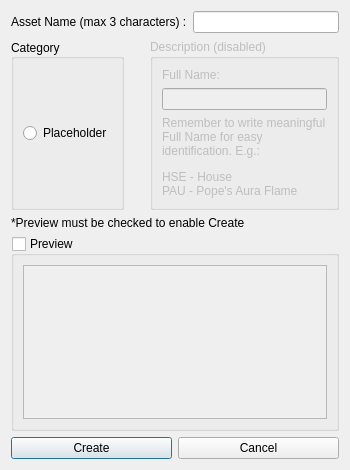
First picture: the form in ui/window/asset.ui, repository hueyyeng/AssetsBrowser, before the edit.
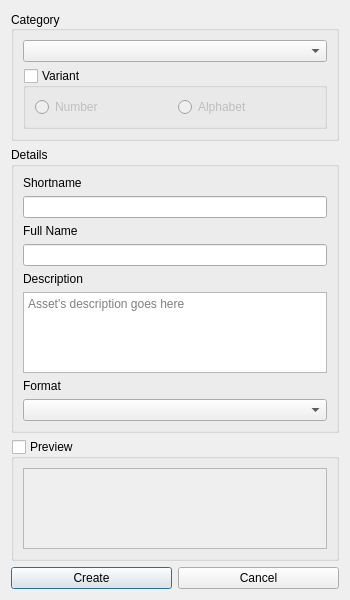
Second picture: the form after the edit.

Commit message:
AB-8: Update Asset dialog and UI
* Regenerate ui files with PyQt5

```diff
--- a/ui/window/asset.ui
+++ b/ui/window/asset.ui
@@ -7,7 +7,7 @@
     <x>0</x>
     <y>0</y>
     <width>350</width>
-    <height>470</height>
+    <height>600</height>
    </rect>
   </property>
   <property name="sizePolicy">
@@ -19,13 +19,13 @@
   <property name="minimumSize">
    <size>
     <width>350</width>
-    <height>470</height>
+    <height>600</height>
    </size>
   </property>
   <property name="maximumSize">
    <size>
-    <width>350</width>
-    <height>470</height>
+    <width>500</width>
+    <height>750</height>
    </size>
   </property>
   <property name="focusPolicy">
@@ -39,33 +39,7 @@
   </property>
   <layout class="QVBoxLayout" name="layoutVtlDialog">
    <item>
-    <layout class="QHBoxLayout" name="layoutHznAsset">
-     <item>
-      <widget class="QLabel" name="assetLabel">
-       <property name="text">
-        <string>Asset Name (max 3 characters) :</string>
-       </property>
-      </widget>
-     </item>
-     <item>
-      <widget class="QLineEdit" name="assetLineEdit">
-       <property name="toolTip">
-        <string>Alphanumeric only</string>
-       </property>
-       <property name="maxLength">
-        <number>3</number>
-       </property>
-       <property name="alignment">
-        <set>Qt::AlignCenter</set>
-       </property>
-      </widget>
-     </item>
-    </layout>
-   </item>
-   <item>
-    <layout class="QHBoxLayout" name="layoutHznCatDesc">
-     <item>
-      <widget class="QGroupBox" name="catGroup">
+    <widget class="QGroupBox" name="categoryGroup">
        <property name="font">
         <font>
          <weight>50</weight>
@@ -86,82 +60,101 @@
        </property>
        <layout class="QVBoxLayout" name="layoutVtlCat">
         <item>
-         <widget class="QRadioButton" name="catPlaceholder">
+       <widget class="QComboBox" name="categoryComboBox"/>
+      </item>
+      <item>
+       <widget class="QGroupBox" name="variantGroupBox">
+        <property name="title">
+         <string>Variant</string>
+        </property>
+        <property name="checkable">
+         <bool>true</bool>
+        </property>
+        <property name="checked">
+         <bool>false</bool>
+        </property>
+        <layout class="QHBoxLayout" name="horizontalLayout">
+         <item>
+          <widget class="QRadioButton" name="variantRadioNumber">
           <property name="text">
-           <string>Placeholder</string>
-          </property>
-          <attribute name="buttonGroup">
-           <string notr="true">catBtnGroup</string>
-          </attribute>
-         </widget>
-        </item>
+            <string>Number</string>
+           </property>
+          </widget>
+         </item>
+         <item>
+          <widget class="QRadioButton" name="variantRadioAlphabet">
+           <property name="text">
+            <string>Alphabet</string>
+           </property>
+          </widget>
+         </item>
        </layout>
       </widget>
      </item>
-     <item>
-      <spacer name="spacerVertical">
-       <property name="orientation">
-        <enum>Qt::Vertical</enum>
-       </property>
-       <property name="sizeType">
-        <enum>QSizePolicy::Preferred</enum>
-       </property>
-       <property name="sizeHint" stdset="0">
-        <size>
-         <width>20</width>
-         <height>40</height>
-        </size>
-       </property>
-      </spacer>
+     </layout>
+    </widget>
      </item>
      <item>
-      <widget class="QGroupBox" name="descGroup">
+    <widget class="QGroupBox" name="detailsGroup">
        <property name="enabled">
-        <bool>false</bool>
-       </property>
-       <property name="title">
-        <string>Description (disabled)</string>
-       </property>
-       <layout class="QVBoxLayout" name="layoutVtlDesc">
-        <item>
-         <widget class="QLabel" name="descName">
-          <property name="text">
-           <string>Full Name:</string>
-          </property>
-         </widget>
-        </item>
-        <item>
-         <widget class="QLineEdit" name="descNameLineEdit"/>
-        </item>
-        <item>
-         <widget class="QLabel" name="descHint">
-          <property name="text">
-           <string>&lt;html&gt;&lt;head/&gt;&lt;body&gt;&lt;p&gt;Remember to write meaningful Full Name for easy identification. E.g.:&lt;/p&gt;&lt;p&gt;HSE - House&lt;br/&gt;PAU - Pope's Aura Flame&lt;/p&gt;&lt;/body&gt;&lt;/html&gt;</string>
-          </property>
-          <property name="textFormat">
-           <enum>Qt::AutoText</enum>
-          </property>
-          <property name="scaledContents">
-           <bool>false</bool>
-          </property>
-          <property name="wordWrap">
            <bool>true</bool>
           </property>
-         </widget>
-        </item>
-       </layout>
-       <zorder>descNameLineEdit</zorder>
-       <zorder>descName</zorder>
-       <zorder>descHint</zorder>
-      </widget>
-     </item>
-    </layout>
+     <property name="title">
+      <string>Details</string>
+     </property>
+     <layout class="QVBoxLayout" name="verticalLayout_2">
+      <item>
+       <widget class="QLabel" name="shortNameLabel">
+        <property name="text">
+         <string>Shortname</string>
+        </property>
+       </widget>
+      </item>
+      <item>
+       <widget class="QLineEdit" name="shortNameLineEdit">
+        <property name="toolTip">
+         <string>Alphanumeric only</string>
+        </property>
+        <property name="maxLength">
+         <number>3</number>
+        </property>
+       </widget>
+      </item>
+      <item>
+       <widget class="QLabel" name="nameLabel">
+        <property name="text">
+         <string>Full Name</string>
+        </property>
+       </widget>
    </item>
    <item>
-    <widget class="QLabel" name="previewLabel">
+       <widget class="QLineEdit" name="nameLineEdit"/>
+      </item>
+      <item>
+       <widget class="QLabel" name="descLabel">
      <property name="text">
-      <string>*Preview must be checked to enable Create</string>
-     </property>
+         <string>Description</string>
+        </property>
+       </widget>
+      </item>
+      <item>
+       <widget class="QPlainTextEdit" name="descTextEdit">
+        <property name="placeholderText">
+         <string>Asset's description goes here</string>
+        </property>
+       </widget>
+      </item>
+      <item>
+       <widget class="QLabel" name="formatLabel">
+        <property name="text">
+         <string>Format</string>
+        </property>
+       </widget>
+      </item>
+      <item>
+       <widget class="QComboBox" name="formatComboBox"/>
+      </item>
+     </layout>
     </widget>
    </item>
    <item>
@@ -169,6 +162,9 @@
      <property name="title">
       <string>Preview</string>
      </property>
+     <property name="flat">
+      <bool>false</bool>
+     </property>
      <property name="checkable">
       <bool>true</bool>
      </property>
```
Left out of the diff: 11 changed lines with no effect on the pictures. Lines whose indentation alone changed are shown as unchanged. The commit also changes 4 other files.
